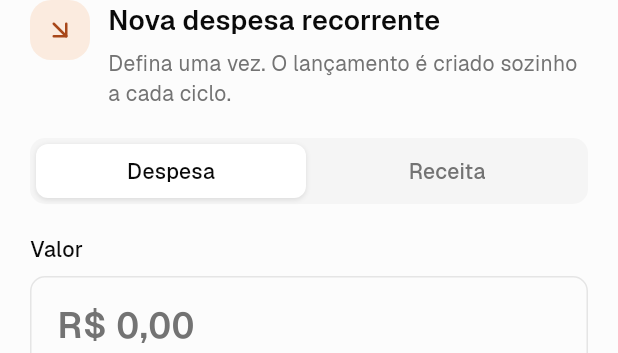
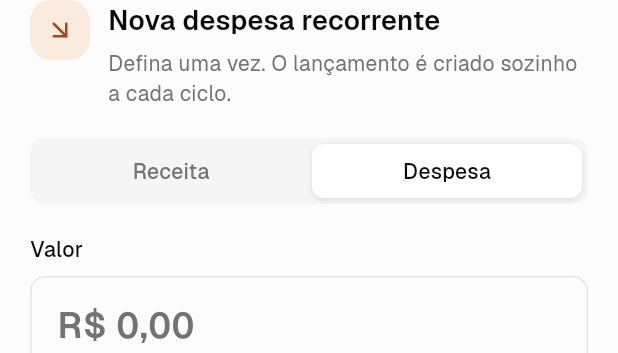
Before and after one commit to KevinAeiou/Equaliza, a Flutter app: the RecurringFormSheet widget shown alone on an empty page, opened directly with empty values, on a phone screen of 412 x 824 dp. Shown: the top 353 px of the screen. Run offline on Flutter 3.47's test engine with Material 3 defaults, Android fonts, the phone set to English and light mode, and no system bars; our stand-ins replace cookie_jar, dio, dio_cookie_manager, flutter_secure_storage, flutter_svg, google_fonts and 3 more; accounts and stored records are empty; network calls fail.

Commit message:
Inverter ordem de Despesa e Receita em Nova recorrente
Co-Authored-By: Claude Sonnet 5.5 <noreply@anthropic.com>

```diff
--- a/mobile/lib/features/recurring/recurring_form_sheet.dart
+++ b/mobile/lib/features/recurring/recurring_form_sheet.dart
@@ -211,7 +211,7 @@ class _RecurringFormSheetState extends State<RecurringFormSheet> {
       children: [
         if (!_editing)
           SegmentedControl(
-            options: [for (final type in EntryType.values) SegmentOption(type, capitalize(type.singular))],
+            options: [for (final type in EntryType.values.reversed) SegmentOption(type, capitalize(type.singular))],
             value: _type,
             onChanged: _setType,
           ),
```
